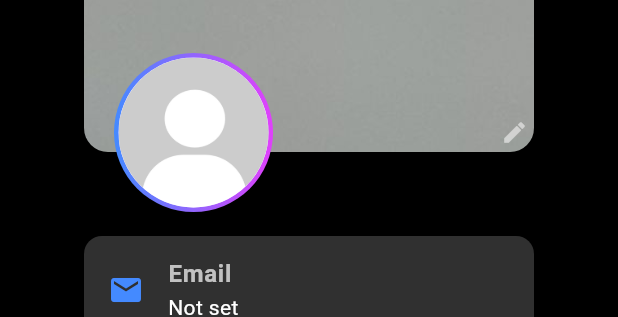
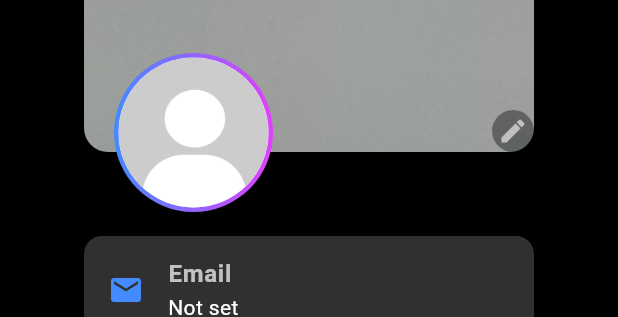
Before and after one commit to nhsnaa/streaming_app, a Flutter app: the ProfilePopupContent widget shown alone on an empty page, opened directly, on a phone screen of 412 x 824 dp. Shown: the part 358-675 px from the top of the screen. Run offline on Flutter 3.47's test engine with Material 3 defaults, Android fonts, the phone set to English and light mode, and no system bars; our stand-ins replace google_fonts, shared_preferences, smooth_page_indicator, youtube_player_iframe; accounts and stored records are empty; network calls fail.

Commit message:
fixing profile ui, and picture display size

```diff
--- a/lib/modules/profile_page.dart
+++ b/lib/modules/profile_page.dart
@@ -133,11 +133,11 @@ class _ProfilePopupContentState extends State<ProfilePopupContent> {
             SizedBox(
               height: type == 'avatar' ? 120 : 220,
               child: GridView.builder(
-                scrollDirection: Axis.horizontal,
+                scrollDirection: Axis.vertical,
                 itemCount: images.length,
                 gridDelegate: SliverGridDelegateWithMaxCrossAxisExtent(
                   maxCrossAxisExtent: type == 'avatar' ? 100 : 220,
-                  mainAxisExtent: type == 'avatar' ? 100 : 280,
+                  mainAxisExtent: type == 'background' ? 100 : type == 'avatar' ? 100 : 280,
                   mainAxisSpacing: 12,
                   crossAxisSpacing: 12,
                   childAspectRatio: type == 'avatar' ? 1 : 2.5,
@@ -158,10 +158,9 @@ class _ProfilePopupContentState extends State<ProfilePopupContent> {
                     child: type == 'avatar'
                         ? CircleAvatar(
                             backgroundImage: AssetImage(images[index]),
-                            backgroundColor: Colors.transparent,
                           )
                         : ClipRRect(
-                            borderRadius: BorderRadius.circular(12),
+                            borderRadius: BorderRadius.circular(20), //boarder round for background
                             child: Image.asset(images[index], fit: BoxFit.cover),
                           ),
                   );
@@ -261,7 +260,7 @@ class _ProfilePopupContentState extends State<ProfilePopupContent> {
                         ),
                         padding: const EdgeInsets.all(3),
                         child: CircleAvatar(
-                          radius: 50,
+                          radius: 50, // size circle
                           backgroundImage: AssetImage(_selectedAvatar),
                         ),
                       ),
@@ -274,10 +273,10 @@ class _ProfilePopupContentState extends State<ProfilePopupContent> {
                       child: Container(
                         decoration: const BoxDecoration(
                           shape: BoxShape.circle,
-                          color: Colors.transparent,
+                          color: Colors.black38,
                         ),
                         padding: const EdgeInsets.all(4),
-                        child: const Icon(Icons.edit, size: 18, color: Colors.white54),
+                        child: const Icon(Icons.edit, size: 20, color: Colors.white60),
                       ),
                     ),
                   )
```
